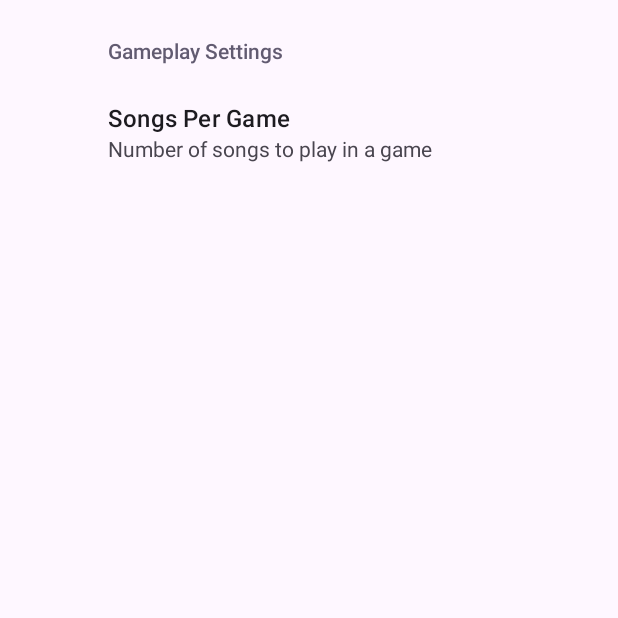
After one commit to kapiw04/GuessSongKotlin, an Android app: the SettingsActivity screen opened directly, with no data from a screen before it, on a phone screen of 412 x 824 dp, the top half of it. The commit adds this screen. Run offline under Robolectric (Android 15) with nearby library versions, the phone set to English and light mode, and no system bars; our stand-ins replace androidx.preference.

Commit message:
Settings developed. You can pick amount of songs per game

```diff
--- a/app/build.gradle.kts
+++ b/app/build.gradle.kts
@@ -43,14 +43,12 @@ android {
 dependencies {
     implementation(libs.androidx.room.ktx)
     implementation(libs.mediation.test.suite)
+    implementation("com.google.android.material:material:1.4.0")
     implementation("com.google.code.gson:gson:2.10.1")
     implementation("com.squareup.okhttp3:okhttp:4.12.0")
     implementation("com.squareup.moshi:moshi-kotlin:1.15.0")
-    val roomVersion = "2.6.1"
+    implementation("androidx.preference:preference-ktx:1.2.0")
     implementation(libs.androidx.core.ktx)
-    implementation("androidx.room:room-common:$roomVersion")
-    annotationProcessor("androidx.room:room-compiler:$roomVersion")
-    kapt("androidx.room:room-compiler:$roomVersion")
     implementation(libs.androidx.appcompat)
     implementation(libs.material)
     implementation(libs.androidx.activity)
--- a/app/src/main/AndroidManifest.xml
+++ b/app/src/main/AndroidManifest.xml
@@ -36,6 +36,11 @@
             android:name=".activities.PickPlaylistActivity"
             android:exported="true"
             tools:ignore="DiscouragedApi" />
+        <activity
+            android:name=".activities.SettingsActivity"
+            android:exported="true"
+            tools:ignore="DiscouragedApi" />
+
         <meta-data
             android:name="com.google.android.gms.ads.APPLICATION_ID"
             android:value="ca-app-pub-3940256099942544~3347511713" />
--- /dev/null
+++ b/app/src/main/java/com/example/guesssong/activities/SettingsActivity.kt
@@ -0,0 +1,17 @@
+package com.example.guesssong.activities
+
+import android.os.Bundle
+import androidx.appcompat.app.AppCompatActivity
+import com.example.guesssong.R
+import com.example.guesssong.utils.SettingsFragment
+
+class SettingsActivity : AppCompatActivity() {
+    override fun onCreate(savedInstanceState: Bundle?) {
+        super.onCreate(savedInstanceState)
+        setContentView(R.layout.activity_settings)
+        supportFragmentManager
+            .beginTransaction()
+            .replace(R.id.settingsLayout, SettingsFragment())
+            .commit()
+    }
+}
--- a/app/src/main/java/com/example/guesssong/utils/PlaylistAdapter.kt
+++ b/app/src/main/java/com/example/guesssong/utils/PlaylistAdapter.kt
@@ -7,6 +7,7 @@ import android.view.LayoutInflater
 import android.view.View
 import android.view.ViewGroup
 import android.widget.TextView
+import androidx.preference.PreferenceManager
 import androidx.recyclerview.widget.RecyclerView
 import com.example.guesssong.R
 import com.example.guesssong.activities.SongsDisplayActivity
@@ -37,7 +38,9 @@ class PlaylistAdapter(private val playlistNames: List<String>): RecyclerView.Ada
 
     private fun handlePlaylistClick(context: Context, playlistName: String) {
         val spotifyAPI = SpotifyAPI(context)
-        val songs: List<Song> = spotifyAPI.getTracksToPlay(playlistName, 10)
+        val preferences = PreferenceManager.getDefaultSharedPreferences(context)
+        val amount = preferences.getString("songsPerGame", "5") ?: "5"
+        val songs: List<Song> = spotifyAPI.getTracksToPlay(playlistName, amount.toInt())
 
         val intent = Intent(context, SongsDisplayActivity::class.java).apply {
             putParcelableArrayListExtra("songs", ArrayList(songs))
--- /dev/null
+++ b/app/src/main/java/com/example/guesssong/utils/SettingsFragment.kt
@@ -0,0 +1,11 @@
+package com.example.guesssong.utils
+
+import android.os.Bundle
+import androidx.preference.PreferenceFragmentCompat
+import com.example.guesssong.R
+
+class SettingsFragment : PreferenceFragmentCompat() {
+    override fun onCreatePreferences(savedInstanceState: Bundle?, rootKey: String?) {
+        setPreferencesFromResource(R.xml.preferences, rootKey)
+    }
+}
--- /dev/null
+++ b/app/src/main/res/layout/activity_settings.xml
@@ -0,0 +1,11 @@
+<?xml version="1.0" encoding="utf-8"?>
+<androidx.constraintlayout.widget.ConstraintLayout xmlns:android="http://schemas.android.com/apk/res/android"
+    android:layout_width="match_parent"
+    android:layout_height="match_parent">
+
+    <FrameLayout
+        android:id="@+id/settingsLayout"
+        android:layout_width="match_parent"
+        android:layout_height="match_parent" />
+
+</androidx.constraintlayout.widget.ConstraintLayout>
--- a/app/src/main/res/values/strings.xml
+++ b/app/src/main/res/values/strings.xml
@@ -3,4 +3,15 @@
     <string name="enter_the_url_here">Enter the URL here</string>
     <string name="upload_playlist">Upload Playlist</string>
     <string name="start">Start</string>
+
+    <string-array name="songsPerGame">
+        <item>5</item>
+        <item>6</item>
+        <item>7</item>
+        <item>8</item>
+        <item>9</item>
+        <item>10</item>
+        <item>11</item>
+        <item>12</item>
+    </string-array>
 </resources>
--- /dev/null
+++ b/app/src/main/res/xml/preferences.xml
@@ -0,0 +1,12 @@
+<!-- res/xml/preferences.xml -->
+<PreferenceScreen xmlns:android="http://schemas.android.com/apk/res/android">
+    <PreferenceCategory android:title="Gameplay Settings">
+        <ListPreference
+            android:key="songsPerGame"
+            android:title="Songs Per Game"
+            android:summary="Number of songs to play in a game"
+            android:entries="@array/songsPerGame"
+            android:entryValues="@array/songsPerGame"
+            android:defaultValue="5" />
+    </PreferenceCategory>
+</PreferenceScreen>
--- a/gradle/libs.versions.toml
+++ b/gradle/libs.versions.toml
@@ -12,6 +12,7 @@ constraintlayout = "2.1.4"
 roomRuntime = "2.6.1"
 roomKtx = "2.6.1"
 mediationTestSuite = "3.0.0"
+preference = "1.2.1"
 
 [libraries]
 androidx-core-ktx = { group = "androidx.core", name = "core-ktx", version.ref = "coreKtx" }
@@ -25,6 +26,7 @@ androidx-activity = { group = "androidx.activity", name = "activity", version.re
 androidx-constraintlayout = { group = "androidx.constraintlayout", name = "constraintlayout", version.ref = "constraintlayout" }
 androidx-room-ktx = { group = "androidx.room", name = "room-ktx", version.ref = "roomKtx" }
 mediation-test-suite = { group = "com.google.android.ads", name = "mediation-test-suite", version.ref = "mediationTestSuite" }
+androidx-preference = { group = "androidx.preference", name = "preference", version.ref = "preference" }
 
 [plugins]
 androidApplication = { id = "com.android.application", version.ref = "agp" }
```
Also changed, not shown: app/src/main/java/com/example/guesssong/activities/MainActivity.kt (+11 -0 lines), app/src/main/res/drawable/outline_settings_24.xml (added, +5 -0 lines), app/src/main/res/layout/activity_main.xml (+12 -0 lines).
